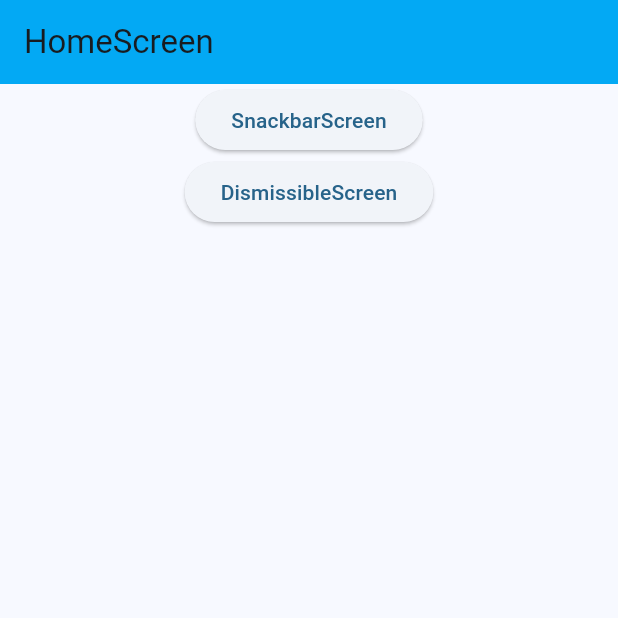
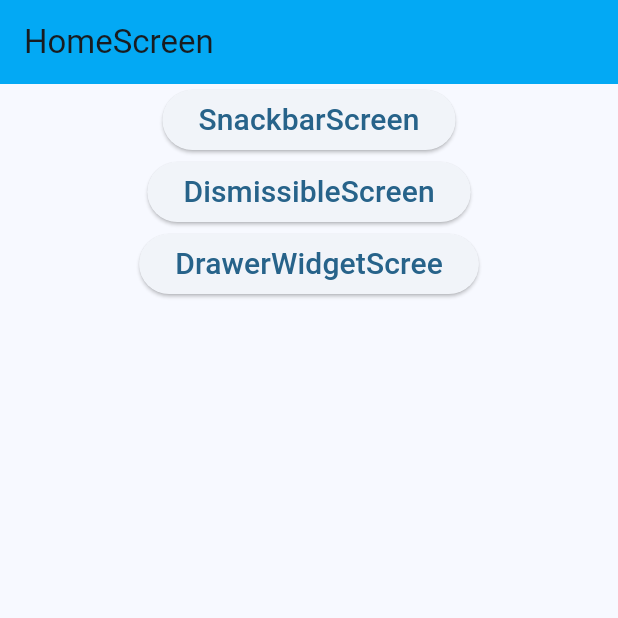
Before and after one commit to FAHIMSHAKIL102/flutter_akshit_practice, a Flutter app: the screen it shows after launch, on a phone screen of 412 x 824 dp, the top half of it. Run offline on Flutter 3.47's test engine with Material 3 defaults, Android fonts, the phone set to English and light mode, and no system bars.

Commit message:
add_drawer

```diff
--- a/lib/home_screen.dart
+++ b/lib/home_screen.dart
@@ -1,5 +1,6 @@
 import 'package:flutter/material.dart';
 import 'package:flutter_akshit_practice/dismissible_screen.dart';
+import 'package:flutter_akshit_practice/drawer_widget_screen.dart';
 import 'package:flutter_akshit_practice/snackbar_screen.dart';
 
 class HomeScreen extends StatelessWidget {
@@ -19,7 +20,7 @@ class HomeScreen extends StatelessWidget {
                   MaterialPageRoute(builder: (context) => SnackbarScreen()),
                 );
               },
-              child: Text('SnackbarScreen'),
+              child: Text('SnackbarScreen', style: TextStyle(fontSize: 20)),
             ),
           ),
           Center(
@@ -30,7 +31,18 @@ class HomeScreen extends StatelessWidget {
                   MaterialPageRoute(builder: (context) => DismissibleScreen()),
                 );
               },
-              child: Text('DismissibleScreen'),
+              child: Text('DismissibleScreen', style: TextStyle(fontSize: 20)),
+            ),
+          ),
+          Center(
+            child: ElevatedButton(
+              onPressed: () {
+                Navigator.push(
+                  context,
+                  MaterialPageRoute(builder: (context) => DrawerWidgetScreen()),
+                );
+              },
+              child: Text('DrawerWidgetScree', style: TextStyle(fontSize: 20)),
             ),
           ),
         ],
```
Also changed, not shown: lib/drawer_widget_screen.dart (added, +45 -0 lines).
